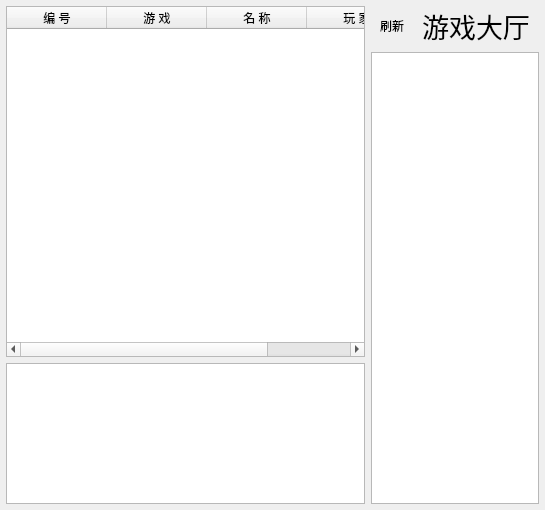
BadFishy/LGVS-Client, file Lobby/mainwindow.ui: the form before one commit.
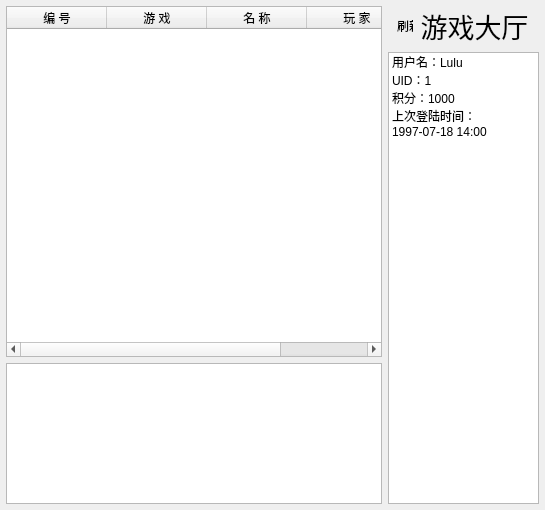
The form after the commit. Custom widgets are drawn as their Qt base class.

Diff of the .ui file:
```diff
--- a/Lobby/mainwindow.ui
+++ b/Lobby/mainwindow.ui
@@ -106,14 +106,14 @@
          <widget class="QLabel" name="F5">
           <property name="minimumSize">
            <size>
-            <width>36</width>
-            <height>36</height>
+            <width>16</width>
+            <height>16</height>
            </size>
           </property>
           <property name="maximumSize">
            <size>
-            <width>36</width>
-            <height>36</height>
+            <width>16</width>
+            <height>16</height>
            </size>
           </property>
           <property name="text">
@@ -168,6 +168,34 @@
           <height>16777215</height>
          </size>
         </property>
+        <item>
+         <property name="text">
+          <string>用户名：Lulu</string>
+         </property>
+         <property name="textAlignment">
+          <set>AlignLeading|AlignVCenter</set>
+         </property>
+        </item>
+        <item>
+         <property name="text">
+          <string>UID：1</string>
+         </property>
+        </item>
+        <item>
+         <property name="text">
+          <string>积分：1000</string>
+         </property>
+        </item>
+        <item>
+         <property name="text">
+          <string>上次登陆时间：</string>
+         </property>
+        </item>
+        <item>
+         <property name="text">
+          <string>1997-07-18 14:00</string>
+         </property>
+        </item>
        </widget>
       </item>
      </layout>
@@ -176,6 +204,17 @@
   </widget>
  </widget>
  <layoutdefault spacing="6" margin="11"/>
+ <customwidgets>
+  <customwidget>
+   <class>ClickableLabel</class>
+   <extends>QLabel</extends>
+   <header location="global">clickablelabel.h</header>
+   <slots>
+    <signal>clicked()</signal>
+    <slot>onClicked()</slot>
+   </slots>
+  </customwidget>
+ </customwidgets>
  <resources/>
  <connections/>
 </ui>
```
Left out of the diff: 14 changed lines with no effect on the pictures.
